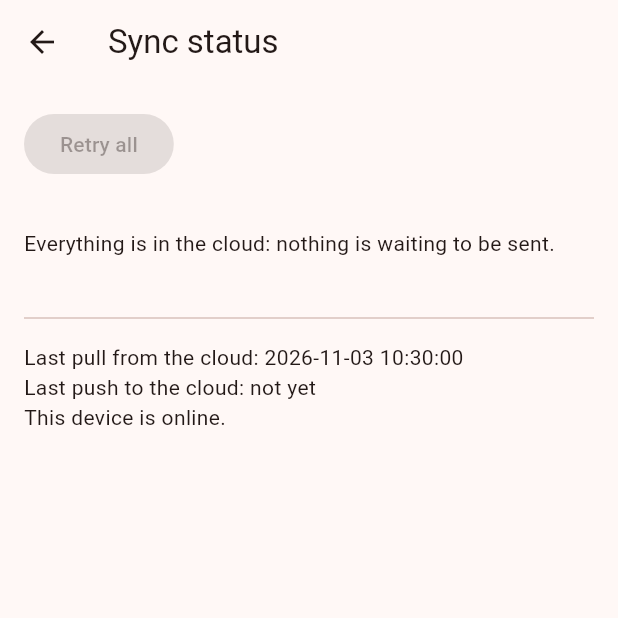
After one commit to Iulian-Gabriel/field-app, a Flutter app: the screen it shows once a user with an empty profile is signed in, after a tap on an icon or button, on a phone screen of 412 x 824 dp, the top half of it. The commit adds this screen. Run offline on Flutter 3.47's test engine with Material 3 defaults, Android fonts, the light colour scheme and no system bars; our stand-ins replace cloud_firestore, connectivity_plus, drift, drift_flutter, firebase_auth, firebase_core and 11 more; missing offline and left inert: exif; accounts and stored records are empty; generated files the repository leaves out were written again; statements that could not run were skipped.

Commit message:
week 4 invitation: sync status screen, retry policy; pushSurveys reruns if asked while busy

```diff
--- a/flutter/lib/db/database.dart
+++ b/flutter/lib/db/database.dart
@@ -191,7 +191,11 @@ class AppDatabase extends _$AppDatabase {
                   failed: rows.where((r) => r.syncState == SyncState.failed).length,
                   lastError: rows.map((r) => r.lastError).nonNulls.firstOrNull,
                 ));
-
+    /// Invitation: every survey not synced yet, newest first, live.
+    Stream<List<EntranceRow>> watchOutboxRows() => (select(entrances)
+    ..where((e) => e.syncState.isInValues([SyncState.pending, SyncState.failed]))
+    ..orderBy([(e) => OrderingTerm.desc(e.updatedAt)]))
+      .watch();
 
   // ---- Reads: streams that emit again whenever a table they read changes ----
 
--- a/flutter/lib/main.dart
+++ b/flutter/lib/main.dart
@@ -19,6 +19,7 @@ import 'screens/sign_in_screen.dart';
 import 'screens/survey_screen.dart';
 import 'screens/user_screen.dart';
 import 'screens/building_screen.dart';
+import 'screens/sync_status_screen.dart';
 import 'store.dart';
 import 'sync.dart';
 import 'session.dart';
@@ -112,6 +113,7 @@ final _router = GoRouter(
         ),
       ],
     ),
+    GoRoute(path: '/sync', builder: (context, state) => const SyncStatusScreen()),
   ],
 );
 
--- a/flutter/lib/screens/sync_bar.dart
+++ b/flutter/lib/screens/sync_bar.dart
@@ -1,6 +1,7 @@
 import 'package:flutter/foundation.dart' show kDebugMode;
 import 'package:flutter/material.dart';
 import 'package:flutter_riverpod/flutter_riverpod.dart';
+import 'package:go_router/go_router.dart';
 
 import '../auth.dart';
 import '../providers.dart';
@@ -39,7 +40,11 @@ class _SyncBarState extends ConsumerState<SyncBar> {
       Text(cloud == null ? 'cloud: connecting…' : 'cloud: ${cloud.length} pins, live', style: small),
       if (kDebugMode && cloud != null && cloud.isEmpty) TextButton(onPressed: _seed, child: const Text('Seed my pins')),
       if (_seeded != null) Text(_seeded!, style: small),
-          if (box != null) Text('${box.pending} to send · ${box.failed} refused', style: small),
+      if (box != null)
+        TextButton(
+          onPressed: () => context.push('/sync'),
+          child: Text('${box.pending} to send · ${box.failed} refused ›'),
+        ),
           TextButton(onPressed: () => pushSurveys(ref), child: const Text('Sync now')),
           if (box?.lastError != null)
             Text('last refusal: ${box!.lastError}',
--- /dev/null
+++ b/flutter/lib/screens/sync_status_screen.dart
@@ -0,0 +1,81 @@
+// Retry policy: a refusal by the rules (permission-denied) is never retried automatically, because the same survey gets the same answer; any other failure is retried after 30 s, then 1, 2, 4, 8 and 10 minutes, and after six tries the app waits for the network to come back, the app to reopen, or the worker to tap Retry.
+// This is not a loop: every wait is at least 30 s and grows, the number of tries is capped, and permanent refusals are not retried at all, so a dead server or a moved pin cannot drain the battery or the Firestore quota.
+
+import 'package:connectivity_plus/connectivity_plus.dart';
+import 'package:flutter/material.dart';
+import 'package:flutter_riverpod/flutter_riverpod.dart';
+
+import '../db/database.dart';
+import '../session.dart'; // connectivityProvider (wherever map_screen gets it)
+import '../sync.dart';
+
+/// A Firestore error code, said the way a worker understands it, with what to do.
+String errorText(String? code) => switch (code) {
+  'permission-denied' =>
+  'The office moved this entrance to another worker, so the cloud refused your survey. '
+      'Ask the office to give it back, or to collect your survey from this phone.',
+  'unavailable' || 'deadline-exceeded' =>
+  'The cloud could not be reached. The app will try again by itself; you can also tap Retry.',
+  'unauthenticated' => 'You are signed out. Sign in again, then tap Retry.',
+  'invalid-argument' =>
+  'Something in this survey is not valid for the cloud. Open it, check the answers and submit again.',
+  null => '',
+  _ => 'The cloud did not accept this survey ($code). Tap Retry; if it keeps failing, tell the office.',
+};
+
+class SyncStatusScreen extends ConsumerWidget {
+  const SyncStatusScreen({super.key});
+
+  @override
+  Widget build(BuildContext context, WidgetRef ref) {
+    final rows = ref.watch(outboxRowsProvider);
+    final times = ref.watch(cloudTimesProvider);
+    final links = ref.watch(connectivityProvider).value ?? const [ConnectivityResult.other];
+    final online = !links.contains(ConnectivityResult.none);
+    final list = rows.value ?? const <EntranceRow>[];
+
+    return Scaffold(
+      appBar: AppBar(title: const Text('Sync status')),
+      body: ListView(padding: const EdgeInsets.all(16), children: [
+        Align(
+          alignment: Alignment.centerLeft,
+          child: FilledButton.tonal(
+            onPressed: list.isEmpty ? null : () => pushSurveys(ref),
+            child: const Text('Retry all'),
+          ),
+        ),
+        const SizedBox(height: 8),
+        if (rows.isLoading)
+          const Center(child: CircularProgressIndicator())
+        else if (list.isEmpty)
+          const Padding(
+            padding: EdgeInsets.symmetric(vertical: 24),
+            child: Text('Everything is in the cloud: nothing is waiting to be sent.'),
+          )
+        else
+          for (final r in list)
+            Card(
+              child: ListTile(
+                title: Text('${r.street} ${r.number}, ${r.entranceName}'),
+                subtitle: Text([
+                  'submitted ${_short(r.surveyedAt ?? r.updatedAt)} · ${r.syncState.name}',
+                  if (r.syncState.name == 'failed') errorText(r.lastError),
+                ].join('\n')),
+                trailing: r.syncState.name == 'failed'
+                    ? TextButton(onPressed: () => pushSurveys(ref, onlyId: r.id), child: const Text('Retry'))
+                    : null,
+              ),
+            ),
+        const Divider(height: 32),
+        Text('Last pull from the cloud: ${_when(times.pull)}'),
+        Text('Last push to the cloud: ${_when(times.push)}'),
+        Text(online
+            ? 'This device is online.'
+            : 'This device is offline: surveys wait here until the network is back.'),
+      ]),
+    );
+  }
+}
+
+String _short(String iso) => DateTime.parse(iso).toLocal().toString().substring(0, 16);
+String _when(DateTime? t) => t == null ? 'not yet' : t.toLocal().toString().substring(0, 19);
--- a/flutter/lib/sync.dart
+++ b/flutter/lib/sync.dart
@@ -1,9 +1,11 @@
 import 'dart:async';
 import 'dart:io' show File;
+import 'dart:math' show min;
 
 //import 'package:cloud_firestore/cloud_firestore.dart';
 import 'package:firebase_storage/firebase_storage.dart';
 import 'package:connectivity_plus/connectivity_plus.dart';
+import 'package:shared_preferences/shared_preferences.dart';
 
 import 'package:flutter/widgets.dart';
 import 'package:flutter_riverpod/flutter_riverpod.dart';
@@ -24,7 +26,42 @@ final myPinsProvider = StreamProvider<List<Entrance>>(
 final outboxProvider = StreamProvider(
       (ref) => ref.watch(databaseProvider).watchOutbox(),
     );
+/// Invitation: the outbox, row by row, live.
+final outboxRowsProvider = StreamProvider<List<EntranceRow>>(
+      (ref) => ref.watch(databaseProvider).watchOutboxRows(),
+);
 
+/// Invitation: when we last heard from the cloud. Kept across restarts.
+class CloudTimes {
+  const CloudTimes({this.pull, this.push});
+  final DateTime? pull;
+  final DateTime? push;
+}
+
+class CloudTimesNotifier extends Notifier<CloudTimes> {
+  @override
+  CloudTimes build() {
+    _load();
+    return const CloudTimes();
+  }
+
+  Future<void> _load() async {
+    final p = await SharedPreferences.getInstance();
+    DateTime? read(String k) => DateTime.tryParse(p.getString(k) ?? '');
+    // Keep anything marked while we were loading.
+    state = CloudTimes(pull: state.pull ?? read('lastPullAt'), push: state.push ?? read('lastPushAt'));
+  }
+
+  Future<void> mark({bool pull = false, bool push = false}) async {
+    final now = DateTime.now();
+    state = CloudTimes(pull: pull ? now : state.pull, push: push ? now : state.push);
+    final p = await SharedPreferences.getInstance();
+    if (pull) await p.setString('lastPullAt', now.toIso8601String());
+    if (push) await p.setString('lastPushAt', now.toIso8601String());
+  }
+}
+
+final cloudTimesProvider = NotifierProvider<CloudTimesNotifier, CloudTimes>(CloudTimesNotifier.new);
 /// Exercise 2: the newest survey the cloud has from me.
 final lastSentProvider = StreamProvider<Map<String, dynamic>?>(
       (ref) => ref.watch(surveysRepositoryProvider).watchLastSent(ref.watch(uidProvider)).handleError(
@@ -37,25 +74,40 @@ final lastSentProvider = StreamProvider<Map<String, dynamic>?>(
 
 
 var _pushing = false;
+var _again = false; // a push was asked for while one was running
+Timer? _retryTimer;
+var _autoTries = 0;
+WidgetRef? _scopeRef; // SyncScope's ref: lives as long as a worker is signed in
 
-/// The outbox push: every unsent survey goes up as surveys/{entranceId} with
-/// set(). The id is the survey's own, so a second push (the app was killed
-/// before it heard "ok") overwrites the same document: idempotent. Offline,
-/// set() waits until the network is back; SQLite keeps the survey meanwhile.
-Future<void> pushSurveys(WidgetRef ref) async {
-    if (_pushing) return; // one push at a time
+/// Refusals that sending again cannot fix: never retried automatically.
+const _permanent = {'permission-denied', 'invalid-argument'};
+
+/// The outbox push. onlyId: retry one row. auto: a retry from the timer.
+/// Anything else (a person, the network back, the app resumed) resets the policy.
+Future<void> pushSurveys(WidgetRef ref, {String? onlyId, bool auto = false}) async {
+  if (_pushing) {
+    _again = true; // run once more when this push finishes
+    return;
+  }
   _pushing = true;
+  if (!auto) _autoTries = 0;
+  _retryTimer?.cancel();
   final db = ref.read(databaseProvider);
   final surveys = ref.read(surveysRepositoryProvider);
   final uid = ref.read(uidProvider);
+  final times = ref.read(cloudTimesProvider.notifier);
+  var transientLeft = false;
   try {
     for (final e in await db.outbox()) {
+      if (onlyId != null && e.id != onlyId) continue;
       try {
         await surveys.push(surveyDoc(e, uid));
         await db.markSent(e.id, e.updatedAt, null);
+        times.mark(push: true);
       } on FirebaseException catch (err) {
         // permission-denied: the rules refused it (the pin is no longer mine).
         await db.markSent(e.id, e.updatedAt, err.code);
+        if (!_permanent.contains(err.code)) transientLeft = true;
       }
     }
     // Step 11 (optional): the photos, when the project has Storage.
@@ -63,6 +115,23 @@ Future<void> pushSurveys(WidgetRef ref) async {
   } finally {
     _pushing = false;
   }
+  if (_again) {
+    _again = false;
+    final again = _scopeRef;
+    if (again != null) return pushSurveys(again); // surveys submitted meanwhile
+  }
+  if (transientLeft) _scheduleRetry();
+}
+
+/// The policy (see sync_status_screen.dart): 30 s, doubling, max 10 min, 6 tries.
+void _scheduleRetry() {
+  if (_autoTries >= 6 || _scopeRef == null) return;
+  final seconds = min(30 << _autoTries, 600);
+  _autoTries++;
+  _retryTimer = Timer(Duration(seconds: seconds), () {
+    final ref = _scopeRef;
+    if (ref != null) pushSurveys(ref, auto: true);
+  });
 }
 
 /// Every photo not uploaded yet goes to photos/{uid}/{entranceId}/{photoId}.jpg.
@@ -102,6 +171,7 @@ class _SyncScopeState extends ConsumerState<SyncScope> {
   @override
   void initState() {
     super.initState();
+    _scopeRef = ref;
         // The push, at three moments: now, back in the foreground, and when the
         // network comes back. (And on "Sync now", and after a submit.)
         pushSurveys(ref);
@@ -113,7 +183,10 @@ class _SyncScopeState extends ConsumerState<SyncScope> {
     // phone. listenManual keeps the listener alive while this widget lives.
     ref.listenManual(myPinsProvider, (_, next) {
       final pins = next.value;
-      if (pins != null) ref.read(databaseProvider).savePins(pins);
+      if (pins != null) {
+        ref.read(databaseProvider).savePins(pins);
+        ref.read(cloudTimesProvider.notifier).mark(pull: true);
+      }
     }, fireImmediately: true);
   }
 
@@ -121,6 +194,8 @@ class _SyncScopeState extends ConsumerState<SyncScope> {
       void dispose() {
           _lifecycle.dispose();
           _network.cancel();
+          _retryTimer?.cancel();
+          _scopeRef = null;
           super.dispose();
         }
 
```
Also changed, not shown: 1 other file. Lines whose indentation alone changed are shown as unchanged.
